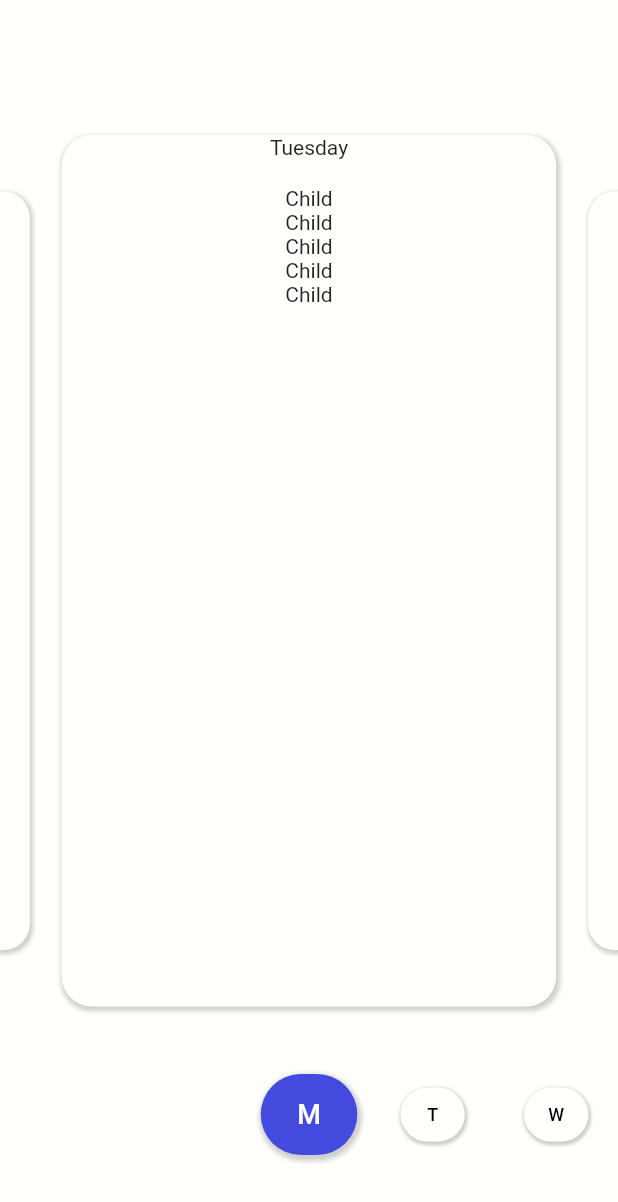
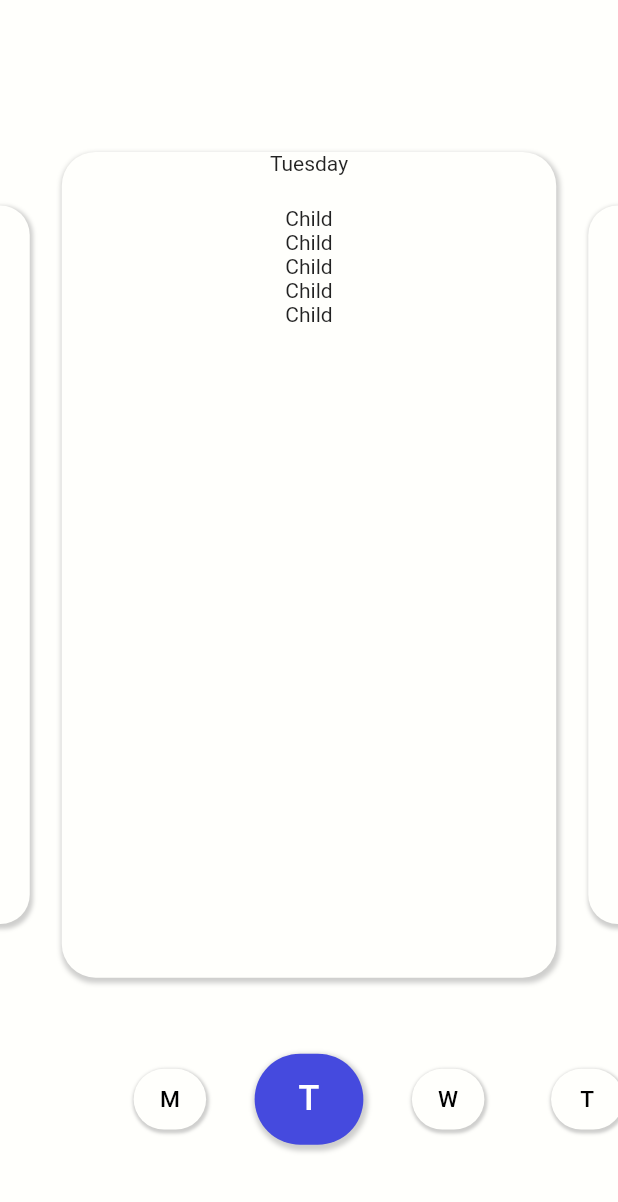
Before and after one commit to khudolia/tasks_go_brr_android, a Flutter app: the PlanPage widget shown alone on an empty page, opened directly, on a phone screen of 412 x 824 dp. Shown: the top 1202 px of the screen. Run offline on Flutter 3.47's test engine with Material 2 defaults, Android fonts, the phone set to English and light mode, and no system bars; drawn by our look-alikes of carousel_slider; our stand-ins replace easy_localization, firebase_auth, firebase_core, flutter_screenutil, google_sign_in, persistent_bottom_nav_bar and 1 more; accounts and stored records are empty.

Commit message:
now size of widgets, margins depends on screen size

```diff
--- a/lib/main.dart
+++ b/lib/main.dart
@@ -1,5 +1,7 @@
 import 'package:easy_localization/easy_localization.dart';
 import 'package:flutter/material.dart';
+import 'package:flutter_screenutil/flutter_screenutil.dart';
+import 'package:simple_todo_flutter/resources/dimens.dart';
 import 'package:simple_todo_flutter/ui/welcome/splash/splash_page.dart';
 
 void main() async {
@@ -15,13 +17,17 @@ void main() async {
         path: 'assets/localizations',
         fallbackLocale: Locale('en', 'US'),
         useFallbackTranslations: true,
-      child: App()));
+        child: ScreenUtilInit(
+          designSize: Dimens.dev_screen_size,
+            builder: () => App())),
+  );
 }
 
 class App extends StatelessWidget {
   @override
   Widget build(BuildContext context) {
     if(context.locale != context.deviceLocale)
+      if(context.supportedLocales.contains(context.deviceLocale))
         context.resetLocale();
 
     return MaterialApp(
--- a/lib/resources/dimens.dart
+++ b/lib/resources/dimens.dart
@@ -1,10 +1,13 @@
 import 'package:flutter/material.dart';
 import 'package:simple_todo_flutter/resources/colors.dart';
+import 'package:flutter_screenutil/flutter_screenutil.dart';
 
 class Dimens {
-  static const bottom_app_bar_height = 64.0;
+  static const dev_screen_size = Size(360, 732);
 
-  static const text_normal = 18.0;
+  static final bottom_app_bar_height = 64.0.h;
+
+  static final text_normal = 18.0.sp;
 }
 
 class Margin {
@@ -19,8 +22,9 @@ class Durations {
 }
 
 class Radiuss {
-  static const middle = Radius.circular(30.0);
-  static const small = Radius.circular(20.0);
+  static final circle = Radius.circular(1000.0);
+  static final middle = Radius.circular(30.0.r);
+  static final small = Radius.circular(20.0.r);
 }
 
 class Shadows {
--- a/lib/ui/main/plan/plan_page.dart
+++ b/lib/ui/main/plan/plan_page.dart
@@ -4,6 +4,7 @@ import 'package:simple_todo_flutter/resources/colors.dart';
 import 'package:simple_todo_flutter/resources/dimens.dart';
 import 'package:simple_todo_flutter/ui/custom/animated_gesture_detector.dart';
 import 'package:simple_todo_flutter/ui/main/plan/plan_page_view_model.dart';
+import 'package:flutter_screenutil/flutter_screenutil.dart';
 
 class PlanPage extends StatefulWidget {
   const PlanPage({Key? key}) : super(key: key);
@@ -15,14 +16,18 @@ class PlanPage extends StatefulWidget {
 class _PlanPageState extends State<PlanPage> {
   PlanPageViewModel model = PlanPageViewModel();
   CarouselController carouselController = CarouselController();
-  PageController controller = PageController(
-    viewportFraction: 0.2
-  );
-  double? currentPageValue = 0.0;
+  late PageController controller;
+
+  double? currentPageValue;
   var reason = CarouselPageChangedReason.manual;
 
   @override
   void initState() {
+    controller = PageController(
+        initialPage: model.getCurrentDayOfWeek() - 1, viewportFraction: 0.2.h);
+
+    currentPageValue = model.getCurrentDayOfWeek() - 1;
+
     controller.addListener(() {
       setState(() {
         currentPageValue = controller.page;
@@ -39,7 +44,7 @@ class _PlanPageState extends State<PlanPage> {
         mainAxisSize: MainAxisSize.max,
         children: [
           SizedBox(
-            height: 2 * Margin.big,
+            height: 2 * Margin.big.h,
           ),
           Expanded(
             child: SafeArea(
@@ -47,11 +52,11 @@ class _PlanPageState extends State<PlanPage> {
             ),
           ),
           SizedBox(
-            height: Margin.small,
+            height: Margin.small.h,
           ),
           _bottomWeek(),
           SizedBox(
-            height: Margin.big,
+            height: Margin.big.h,
           )
         ],
       )
@@ -69,16 +74,14 @@ class _PlanPageState extends State<PlanPage> {
           enableInfiniteScroll: false,
           height: double.infinity,
           scrollPhysics: BouncingScrollPhysics(),
-          onPageChanged: (index, reason) {
-            setState(() async {
-              if(reason == CarouselPageChangedReason.manual) {
+          onPageChanged: (index, reason) async {
+            if (reason == CarouselPageChangedReason.manual) {
               this.reason = CarouselPageChangedReason.controller;
               await controller.animateToPage(index,
                   duration: Durations.milliseconds_middle,
                   curve: Curves.fastOutSlowIn);
               this.reason = CarouselPageChangedReason.manual;
             }
-            });
           }),
     );
   }
@@ -87,8 +90,9 @@ class _PlanPageState extends State<PlanPage> {
     double minValue = 0.7;
     double sizeMultiplier = 0.5;
     return Container(
-      height: 90,
+      height: 90.h,
       child: PageView.builder(
+        clipBehavior: Clip.none,
         controller: controller,
         pageSnapping: true,
         itemCount: 7,
@@ -127,7 +131,7 @@ class _PlanPageState extends State<PlanPage> {
     return Container(
       width: double.infinity,
       margin: EdgeInsets.symmetric(
-        vertical: Margin.middle
+        vertical: Margin.middle.h
       ),
       decoration: BoxDecoration(
         color: context.surface,
@@ -141,7 +145,7 @@ class _PlanPageState extends State<PlanPage> {
         children: [
           Text(dayTitle),
           SizedBox(
-            height: Margin.middle,
+            height: Margin.middle.h,
           ),
           SingleChildScrollView(
             child: Column(
@@ -167,12 +171,12 @@ class _PlanPageState extends State<PlanPage> {
       },
       child: Container(
         margin: EdgeInsets.symmetric(
-            vertical: Margin.middle,
-            horizontal: Margin.small
+            vertical: Margin.middle.h,
+            horizontal: Margin.small.h
         ),
         decoration: BoxDecoration(
           color: color,
-          borderRadius: BorderRadius.all(Radiuss.middle),
+          borderRadius: BorderRadius.all(Radiuss.circle),
             boxShadow: [
               Shadows.small(context)
             ]
@@ -180,7 +184,7 @@ class _PlanPageState extends State<PlanPage> {
         child: Center(
             child: Text(
           model.getDayTitle(id)[0],
-          style: TextStyle(color: textColor, fontWeight: FontWeight.w500, fontSize: Dimens.text_normal),
+          style: TextStyle(color: textColor, fontWeight: FontWeight.w500, fontSize: Dimens.text_normal.sp),
         )),
       ),
     );
--- a/pubspec.yaml
+++ b/pubspec.yaml
@@ -20,6 +20,7 @@ dependencies:
   async: ^2.6.1
   shared_preferences: ^2.0.6
   provider: ^5.0.0
+  flutter_screenutil: ^5.0.0+2
 
   firebase_core: ^1.2.1
   firebase_auth: ^1.3.0
```
Lines whose indentation alone changed are shown as unchanged.
